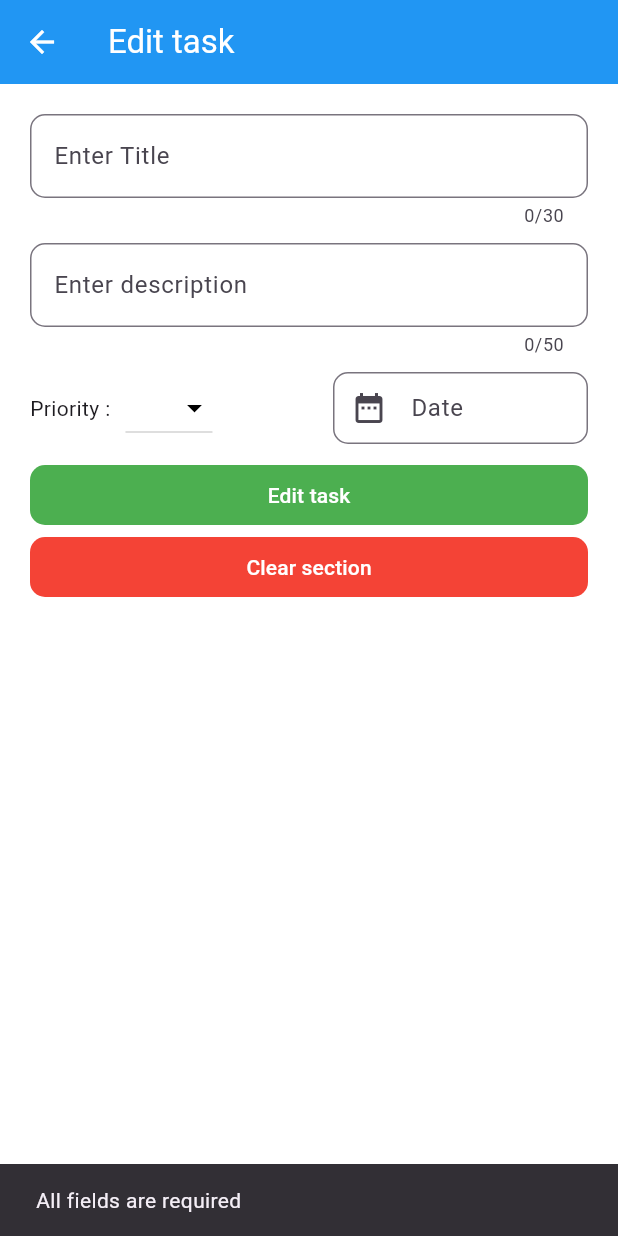
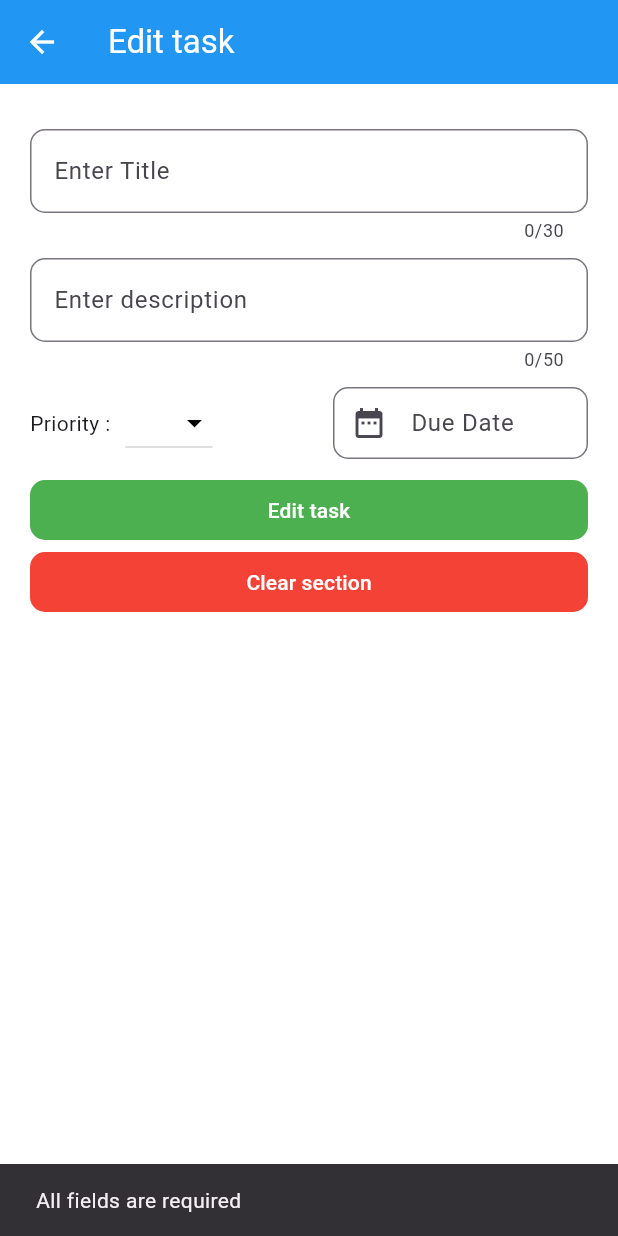
Before and after one commit to jashDevkar/My-Todo, a Flutter app: the EditTask screen opened directly with empty values, after a tap on "Edit task", on a phone screen of 412 x 824 dp. Run offline on Flutter 3.47's test engine with Material 3 defaults, Android fonts, the phone set to English and light mode, and no system bars; our stand-ins replace flutter_slidable, hive_flutter; accounts and stored records are empty.

```diff
--- a/lib/constants/styles.dart
+++ b/lib/constants/styles.dart
@@ -15,14 +15,16 @@ const kTaskCountStyle=TextStyle(
 final  kInputFieldDecoration = InputDecoration(
   border: OutlineInputBorder(
     borderRadius: BorderRadius.circular(10.0),
-  )
+  ),
+  // focusedBorder: OutlineInputBorder(
+  //   borderRadius: BorderRadius.circular(10.0),
+  //   borderSide: const BorderSide(width: 2,color: Colors.blue)
+  // ),
+  // floatingLabelStyle: TextStyle(color: Colors.blue,fontWeight: FontWeight.w600)
 );
 
-final kSubmitButtonStyle = ButtonStyle(
-  shape: MaterialStatePropertyAll(RoundedRectangleBorder(
-    borderRadius: BorderRadius.circular(10.0)
-  ))
-);
+
+
 
 const kWhiteText = TextStyle(
   color: Colors.white
--- a/lib/screens/edit_task.dart
+++ b/lib/screens/edit_task.dart
@@ -4,9 +4,6 @@ import 'package:my_todo/database/todo_database.dart';
 import 'package:my_todo/models/todo_model.dart';
 import 'package:provider/provider.dart';
 
-
-
-TextEditingController _dateController = TextEditingController();
 class EditTask extends StatefulWidget {
 
   TodoModel todo;
@@ -19,10 +16,43 @@ class EditTask extends StatefulWidget {
 class _EditTaskState extends State<EditTask> {
   final TextEditingController _titleController = TextEditingController();
   final TextEditingController _descriptionController = TextEditingController();
+  final TextEditingController _dateController = TextEditingController();
 
   bool editTaskState = true;
   late int _priority;
   late final TodoModel todo;
+
+
+  @override
+  void initState(){
+    super.initState();
+    ///making clone of todoModel instance
+    ///no matter in which instance we make changes
+    ///they both point ot same instance
+    ///after cloning assigning values to clone of todoModel instance
+    todo  = widget.todo;
+    assignValues();
+  }
+
+  void assignValues(){
+    _titleController.text = todo.title;
+    _priority= todo.priority ;
+    _descriptionController.text = todo.description;
+    _dateController.text = todo.dueDate;
+  }
+
+
+
+  ///date selector
+  Future<void> selectDate(context)async{
+    DateTime? date = await showDatePicker(context: context, firstDate: DateTime(2000), lastDate: DateTime(2100));
+    if(date  != null){
+      _dateController.text = date.toString().split(" ")[0];
+    }
+
+  }
+
+
 
   @override
   void dispose() {
@@ -34,18 +64,6 @@ class _EditTaskState extends State<EditTask> {
 
   @override
   Widget build(BuildContext context) {
-
-    if(editTaskState){
-      ///enable edit task state so that all controllers value is fixed
-      ///once assigned disbale edit task state
-      ///this will help to not to change to default value when state of the app is changed
-      todo = widget.todo;
-      _titleController.text = todo.title;
-      _priority= todo.priority ;
-      _descriptionController.text = todo.description;
-      _dateController.text = todo.dueDate;
-      editTaskState = false;
-    }
 
     return SafeArea(
       child: Scaffold(
@@ -65,7 +83,7 @@ class _EditTaskState extends State<EditTask> {
           ),
         ),
         body: Container(
-          padding: const EdgeInsets.all(20.0),
+          padding: const EdgeInsets.only(left: 20.0,right: 20.0,top: 30.0),
           child: Column(
             children: [
               ///title section
@@ -131,7 +149,7 @@ class _EditTaskState extends State<EditTask> {
                       onTap: ()=>selectDate(context),
                       controller: _dateController,
                       decoration: kInputFieldDecoration.copyWith(
-                          labelText: 'Date',
+                          labelText: 'Due Date',
                           prefixIcon: const Icon(Icons.date_range),
                           contentPadding: const EdgeInsets.all(0)
                       ),
@@ -152,10 +170,10 @@ class _EditTaskState extends State<EditTask> {
                       ///as instance is passed no need to call another function
                       ///directly change value of instance and call a notifier to alert ui changes
                       if(_descriptionController.text.isNotEmpty && _titleController.text.isNotEmpty && _dateController.text.isNotEmpty){
-                        widget.todo.title  = _titleController.text;
-                        widget.todo.description = _descriptionController.text;
-                        widget.todo.dueDate  = _dateController.text;
-                        widget.todo.priority = _priority;
+                        todo.title  = _titleController.text;
+                        todo.description = _descriptionController.text;
+                        todo.dueDate  = _dateController.text;
+                        todo.priority = _priority;
                         Provider.of<TodoData>(context,listen: false).notifyEditedTask();
                         Navigator.pop(context);
                         _titleController.clear();
@@ -171,9 +189,12 @@ class _EditTaskState extends State<EditTask> {
                         );
                       }
                     },
-                    style: kSubmitButtonStyle.copyWith(
-                        backgroundColor: const MaterialStatePropertyAll<Color>(
-                            Colors.green)),
+                    style: TextButton.styleFrom(
+                      backgroundColor: Colors.green,
+                      shape: RoundedRectangleBorder(
+                        borderRadius: BorderRadius.circular(10.0)
+                      )
+                    ),
                     child: const Text(
                       'Edit task',
                       style: kWhiteText,
@@ -186,8 +207,11 @@ class _EditTaskState extends State<EditTask> {
                       _descriptionController.clear();
                       _dateController.clear();
                     },
-                    style: kSubmitButtonStyle.copyWith(
-                      backgroundColor: const MaterialStatePropertyAll<Color>(Colors.red),
+                    style: TextButton.styleFrom(
+                        backgroundColor: Colors.red,
+                        shape: RoundedRectangleBorder(
+                            borderRadius: BorderRadius.circular(10.0)
+                        )
                     ),
                     child: const Text(
                       'Clear section',
@@ -203,12 +227,3 @@ class _EditTaskState extends State<EditTask> {
     );
   }
 }
-
-///date selector
-Future<void> selectDate(context)async{
-  DateTime? date = await showDatePicker(context: context, firstDate: DateTime(2000), lastDate: DateTime(2100));
-  if(date  != null){
-    _dateController.text = date.toString().split(" ")[0];
-  }
-
-}
```
Also changed, not shown: lib/screens/add_task_screen.dart (+24 -17 lines).
